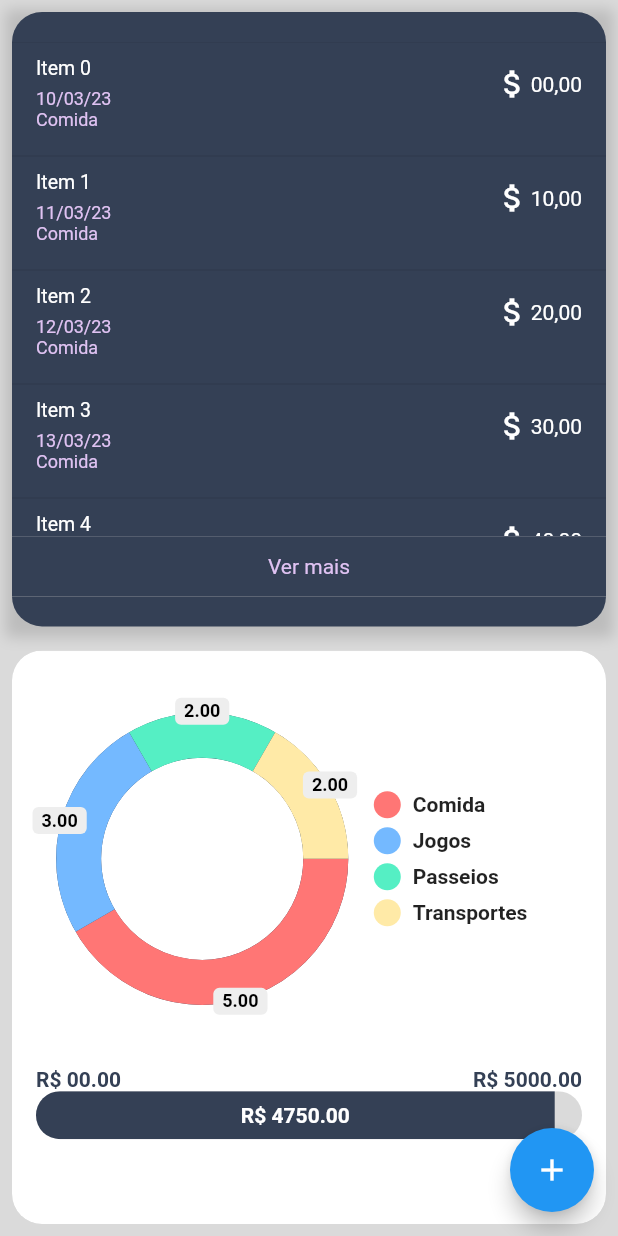
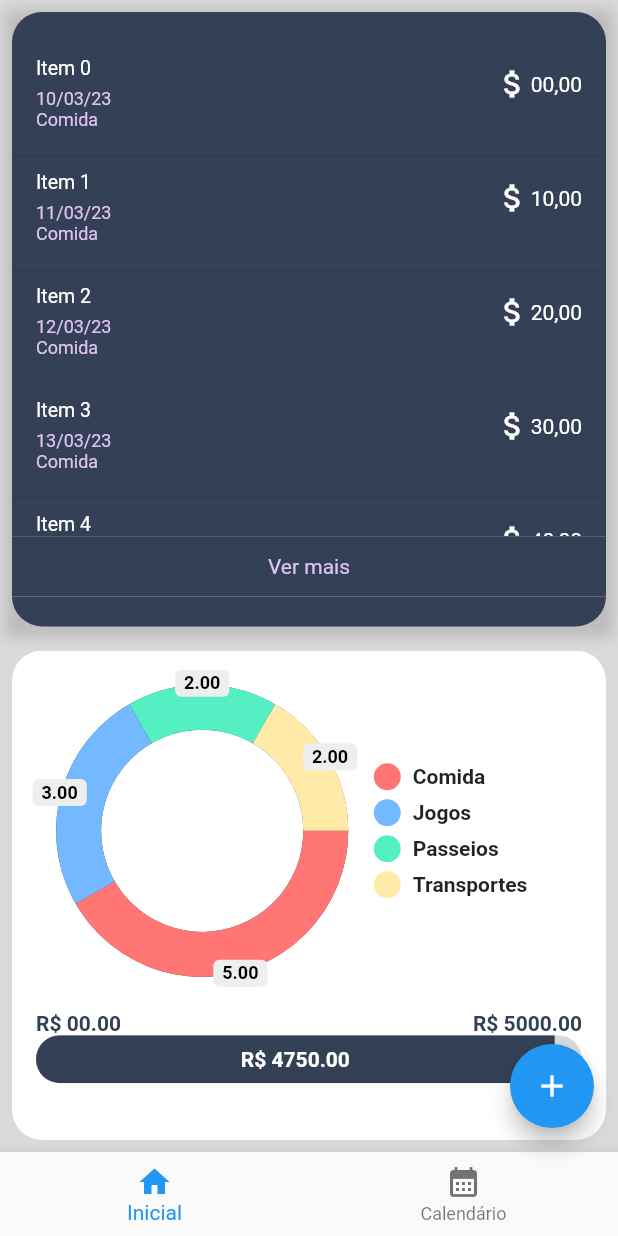
Before and after one commit to montoyaaa/financiapp, a Flutter app: the screen it shows after launch, on a phone screen of 412 x 824 dp. Run offline on Flutter 3.47's test engine with Material 2 defaults, Android fonts, the phone set to English and light mode, and no system bars; drawn by our look-alikes of pie_chart.

Commit message:
feat: add bottom app bar

```diff
--- a/lib/main.dart
+++ b/lib/main.dart
@@ -84,13 +84,21 @@ class _MyHomePageState extends State<MyHomePage> with TickerProviderStateMixin {
         tooltip: 'Increment',
         child: const Icon(Icons.add),
       ),
+      bottomNavigationBar: BottomNavigationBar(
+        items: const [
+          BottomNavigationBarItem(icon: Icon(Icons.home), label: 'Inicial'),
+          BottomNavigationBarItem(
+              icon: Icon(Icons.calendar_month), label: 'Calendário'),
+        ],
+        currentIndex: 0,
+        onTap: (index) {},
+      ),
     );
   }
 
   // ignore: non_constant_identifier_names
   CustomScrollView ScrollView(MediaQueryData deviceInfo) {
     return CustomScrollView(
-      // TODO: Definir metade da tela (flex) para a lista e metade para os graficos mas continuar mantendo o comportamento do scroll
       slivers: [
         SliverToBoxAdapter(
           child: Padding(
@@ -123,8 +131,8 @@ class _MyHomePageState extends State<MyHomePage> with TickerProviderStateMixin {
                     ConstrainedBox(
                       constraints: BoxConstraints(
                         maxHeight: _size != null
-                            ? deviceInfo.size.height * _size!
-                            : deviceInfo.size.height * .8,
+                            ? (deviceInfo.size.height * _size!)
+                            : (deviceInfo.size.height * .8) - 16,
                       ),
                       child: Material(
                         color: const Color(0xff344055),
```
